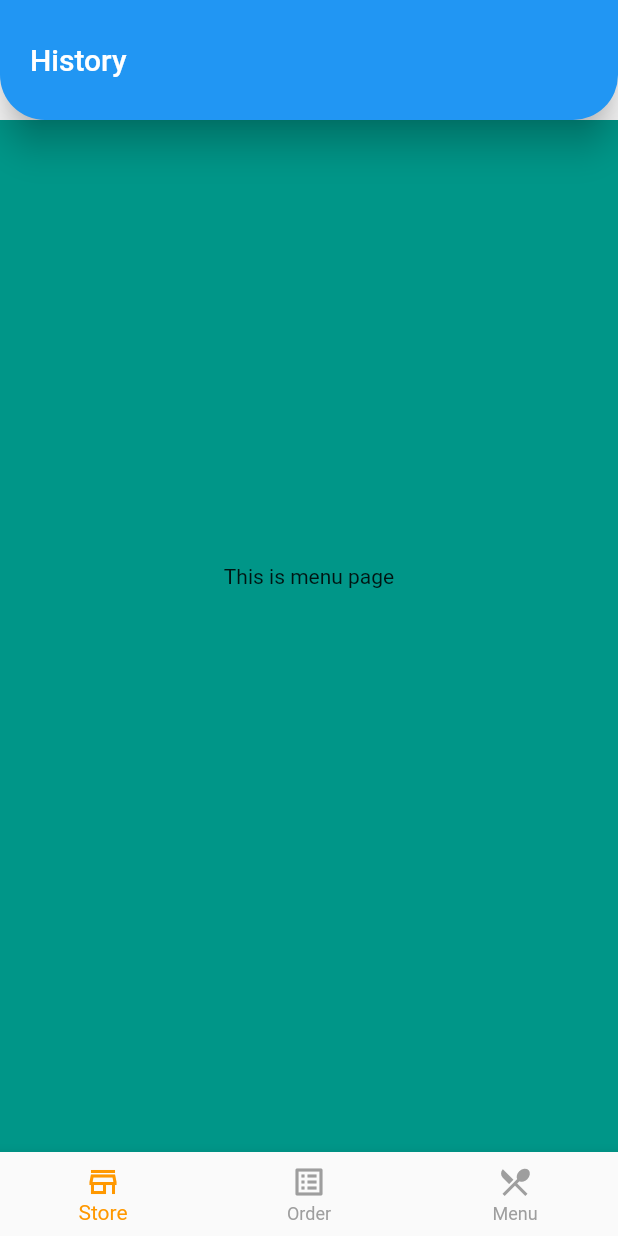
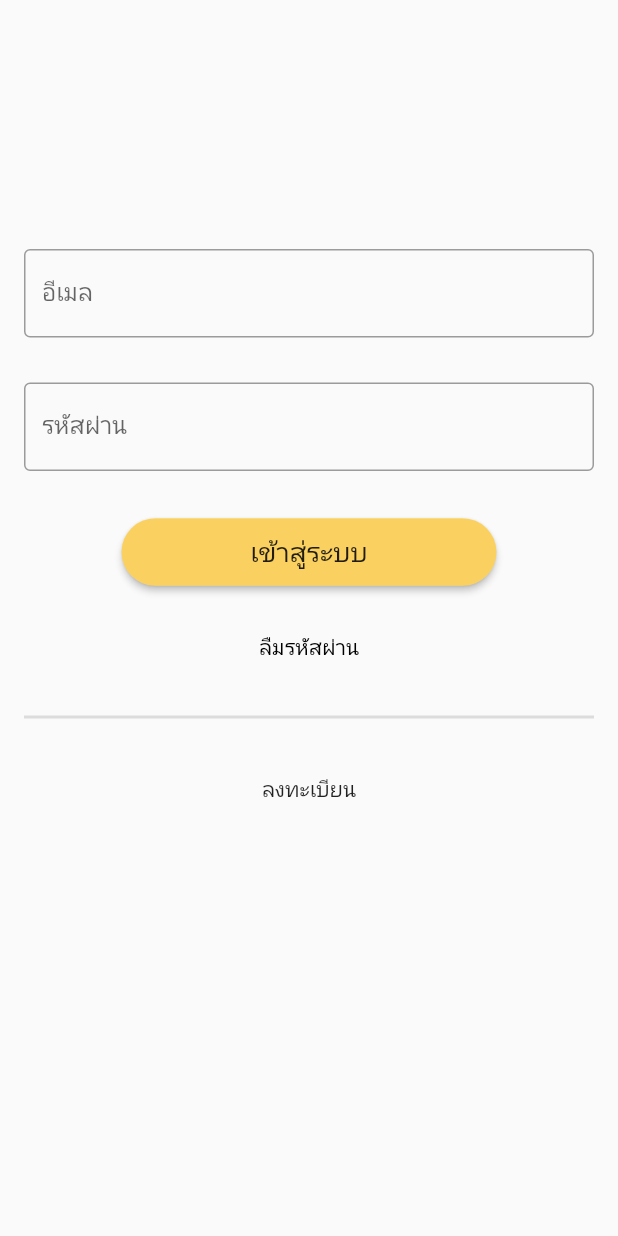
Before and after one commit to Kantaponruj/cd_seniorproject_merchant, a Flutter app: the screen it shows after launch, on a phone screen of 412 x 824 dp. Run offline on Flutter 3.47's test engine with Material 2 defaults, Android fonts, the phone set to English and light mode, and no system bars; our stand-ins replace cloud_firestore, firebase_auth, firebase_core, firebase_messaging, flutter_icons, google_maps_flutter; accounts and stored records are empty.

Commit message:
[ADD]: login page (only interface)

```diff
--- a/lib/main.dart
+++ b/lib/main.dart
@@ -1,5 +1,6 @@
 import 'package:cs_senior_project/notifiers/meeting_notifier.dart';
 import 'package:cs_senior_project/notifiers/menu_notifier.dart';
+import 'package:cs_senior_project/screens/login.dart';
 import 'package:firebase_core/firebase_core.dart';
 import 'package:flutter/material.dart';
 import 'package:provider/provider.dart';
@@ -17,17 +18,16 @@ void main() async {
 
 class MyApp extends StatelessWidget {
   static final String title = 'Home';
-  // This widget is the root of your application.
   @override
   Widget build(BuildContext context) {
     return MaterialApp(
-      theme: ThemeData(
-        backgroundColor: Colors.white,
-      ),
-      initialRoute: '/',
-      routes: {
-        bottomBar.routeName: (context) => bottomBar(),
-      },
-    );
+        theme: ThemeData(
+          backgroundColor: Colors.white,
+        ),
+        // initialRoute: '/',
+        // routes: {
+        //   bottomBar.routeName: (context) => bottomBar(),
+        // }
+        home: LoginPage());
   }
 }
--- /dev/null
+++ b/lib/screens/login.dart
@@ -0,0 +1,155 @@
+import 'package:cs_senior_project/component/bottomBar.dart';
+import 'package:cs_senior_project/screens/register.dart';
+import 'package:cs_senior_project/widgets/button_widget.dart';
+import 'package:flutter/material.dart';
+
+class LoginPage extends StatefulWidget {
+  LoginPage({Key key}) : super(key: key);
+
+  @override
+  _LoginPageState createState() => _LoginPageState();
+}
+
+class _LoginPageState extends State<LoginPage> {
+  final formKey = GlobalKey<ScaffoldState>();
+  String email = '';
+  String password = '';
+
+  void register(BuildContext context) {
+    Navigator.of(context).push(
+      MaterialPageRoute(
+        builder: (_) {
+          return RegisterPage();
+        },
+      ),
+    );
+  }
+
+  @override
+  Widget build(BuildContext context) {
+    return Scaffold(
+      key: formKey,
+      body: SingleChildScrollView(
+        child: Form(
+          autovalidateMode: AutovalidateMode.onUserInteraction,
+          child: Padding(
+            padding: EdgeInsets.all(16),
+            child: Column(
+              children: [
+                SizedBox(
+                  height: 150,
+                ),
+                buildEmail(),
+                const SizedBox(
+                  height: 30,
+                ),
+                buildPassword(),
+                const SizedBox(
+                  height: 30,
+                ),
+                buildSubmit(),
+                const SizedBox(
+                  height: 15,
+                ),
+                TextButton(
+                  onPressed: () {},
+                  style: TextButton.styleFrom(
+                    primary: Colors.black,
+                  ),
+                  child: Text(
+                    'ลืมรหัสผ่าน',
+                    style: TextStyle(),
+                  ),
+                ),
+                const SizedBox(
+                  height: 15,
+                ),
+                Divider(
+                  thickness: 2,
+                ),
+                const SizedBox(
+                  height: 30,
+                ),
+                InkWell(
+                  onTap: () => register(context),
+                  child: Text(
+                    'ลงทะเบียน',
+                    style: TextStyle(),
+                  ),
+                ),
+              ],
+            ),
+          ),
+        ),
+      ),
+    );
+  }
+
+  Widget buildEmail() {
+    return TextFormField(
+      decoration: InputDecoration(
+        labelText: 'อีเมล',
+        border: OutlineInputBorder(),
+        errorBorder:
+            OutlineInputBorder(borderSide: BorderSide(color: Colors.red)),
+        errorStyle: TextStyle(color: Colors.red),
+      ),
+      // controller: authNotifier.email,
+      keyboardType: TextInputType.emailAddress,
+      validator: (value) {
+        final pattern = r'(^[a-zA-Z0-9_.+-]+@[a-zA-Z0-9-]+\.[a-zA-Z0-9-]+$)';
+        final regExp = RegExp(pattern);
+
+        if (value.isEmpty) {
+          return 'กรุณากรอกอีเมล';
+        } else if (!regExp.hasMatch(value)) {
+          return 'กรุณากรอกอีเมลให้ถูกต้อง';
+        } else {
+          return null;
+        }
+      },
+      // onSaved: (value) => setState(() => email = value),
+    );
+  }
+
+  Widget buildPassword() {
+    return TextFormField(
+      decoration: InputDecoration(
+        labelText: 'รหัสผ่าน',
+        border: OutlineInputBorder(),
+        errorBorder:
+            OutlineInputBorder(borderSide: BorderSide(color: Colors.red)),
+        errorStyle: TextStyle(color: Colors.red),
+      ),
+      // controller: authNotifier.password,
+      validator: (value) {
+        if (value.isEmpty) {
+          return 'โปรดระบุรหัสผ่าน';
+        }
+        return null;
+      },
+      // onSaved: (value) => setState(() => password = value),
+      obscureText: true,
+    );
+  }
+
+  Widget buildSubmit() {
+    return ButtonWidget(
+      text: 'เข้าสู่ระบบ',
+      onClicked: () async {
+        // final isValid = formKey.currentState.validate();
+        // if (!await authNotifier.signIn()) {
+        //   ScaffoldMessenger.of(context)
+        //       .showSnackBar(const SnackBar(content: Text("Login failed")));
+        //   return;
+        // }
+        // authNotifier.clearController();
+        Navigator.pushAndRemoveUntil(
+            context,
+            MaterialPageRoute(builder: (context) => bottomBar()),
+            (route) => false);
+        FocusScope.of(context).unfocus();
+      },
+    );
+  }
+}
```
Also changed, not shown: lib/screens/register.dart (added, +17 -0 lines).
